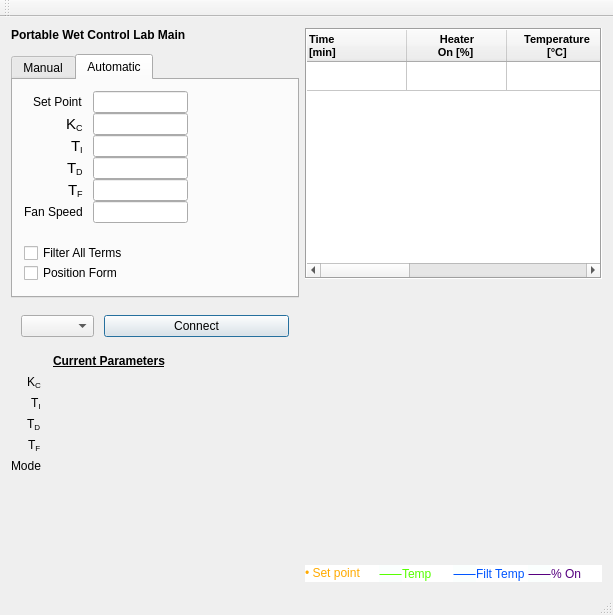
AnthonyA28/Qt-PWCL-main, file mainwindow.ui: the form before one commit.
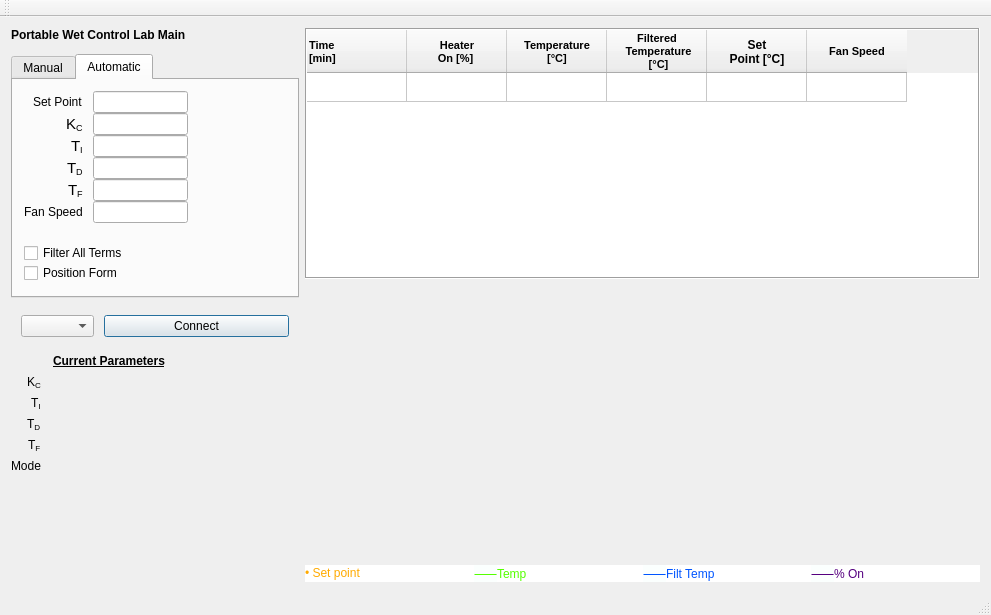
The form after the commit. Icons and pictures are not drawn. Custom widgets are drawn as their Qt base class.

Commit message: formalized file name and changed temp filt to filt temp in a few places. Made the excel file save frquentl

The edit to the form file:
```diff
--- a/mainwindow.ui
+++ b/mainwindow.ui
@@ -6,7 +6,7 @@
    <rect>
     <x>0</x>
     <y>0</y>
-    <width>613</width>
+    <width>991</width>
     <height>615</height>
    </rect>
   </property>
@@ -911,8 +911,9 @@
           </column>
           <column>
            <property name="text">
-            <string>Temperature 
-Filtered [°C]</string>
+            <string>Filtered 
+ Temperature   
+ [°C]</string>
            </property>
            <property name="font">
             <font>
```
Left out of the diff: 4 changed lines with no effect on the pictures. The commit also changes 1 other file.
